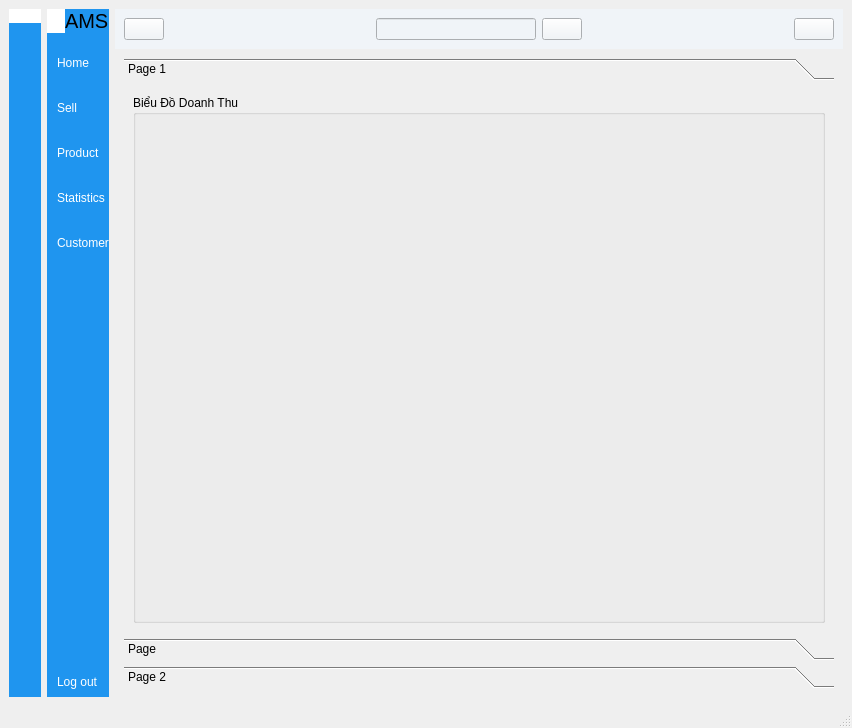
Before: the Qt Designer form menu.ui in alandwalker2/sanpham, drawn with Qt 5.
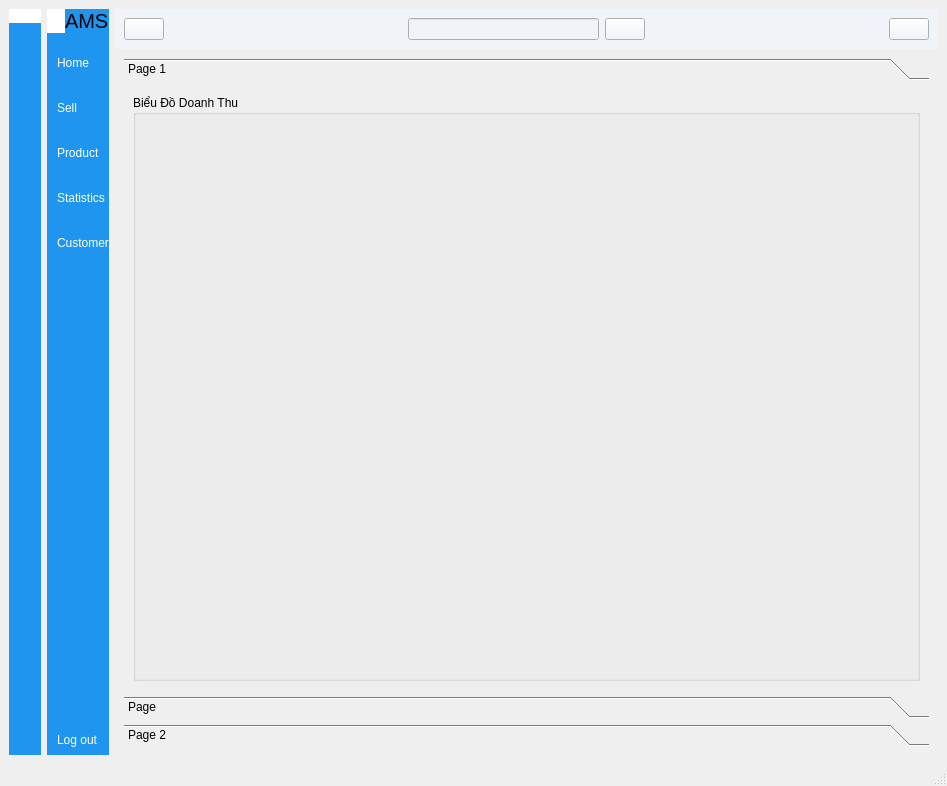
After: the same form once the commit is applied. The open tabs and pages were chosen to show the change. Icons and pictures are not drawn.

Diff of the .ui file:
```diff
--- a/menu.ui
+++ b/menu.ui
@@ -6,8 +6,8 @@
    <rect>
     <x>0</x>
     <y>0</y>
-    <width>976</width>
-    <height>0</height>
+    <width>947</width>
+    <height>786</height>
    </rect>
   </property>
   <property name="windowTitle">
@@ -995,8 +995,8 @@
                <rect>
                 <x>0</x>
                 <y>0</y>
-                <width>129</width>
-                <height>31</height>
+                <width>731</width>
+                <height>584</height>
                </rect>
               </property>
               <attribute name="label">
```
Left out of the diff: 118 changed lines with no effect on the pictures.
